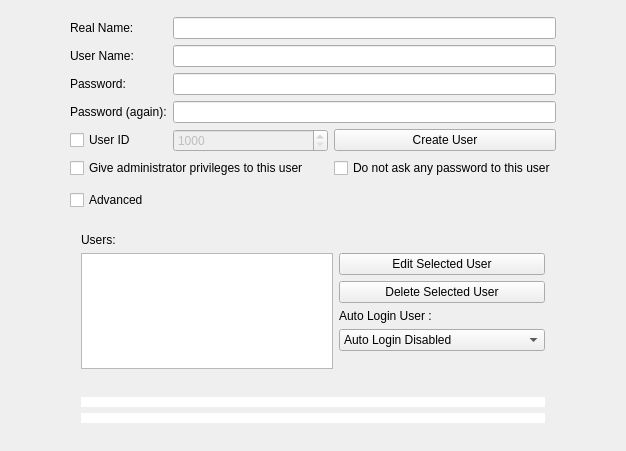
First picture: the form in yali4/gui/Ui/setupuserswidget.ui, repository dadas45li/yali, before the edit.
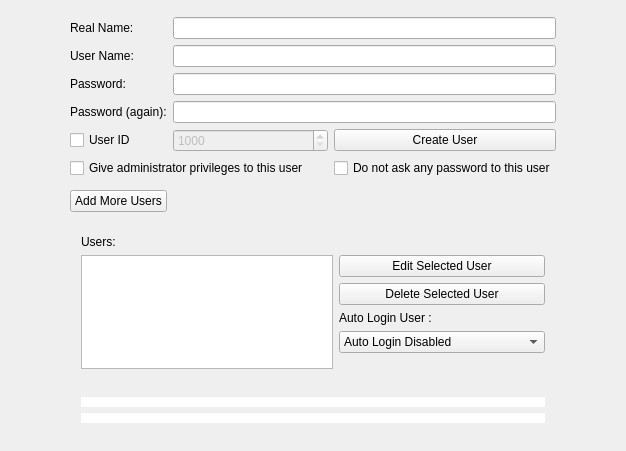
Second picture: the form after the edit.

Commit message: * Fix Advanced mode GUI issues

Diff of the .ui file:
```diff
--- a/yali4/gui/Ui/setupuserswidget.ui
+++ b/yali4/gui/Ui/setupuserswidget.ui
@@ -251,13 +251,6 @@
      </property>
     </widget>
    </item>
-   <item row="8" column="1" colspan="3">
-    <widget class="QCheckBox" name="advanced">
-     <property name="text">
-      <string>Advanced</string>
-     </property>
-    </widget>
-   </item>
    <item row="6" column="4">
     <widget class="QCheckBox" name="noPass">
      <property name="text">
@@ -340,6 +333,16 @@
      </layout>
     </widget>
    </item>
+   <item row="8" column="1">
+    <widget class="QPushButton" name="addMoreUsers">
+     <property name="text">
+      <string>Add More Users</string>
+     </property>
+     <property name="checkable">
+      <bool>true</bool>
+     </property>
+    </widget>
+   </item>
   </layout>
  </widget>
  <layoutdefault spacing="6" margin="11"/>
```
Left out of the diff: 25 changed lines with no effect on the pictures. The commit also changes 1 other file.
